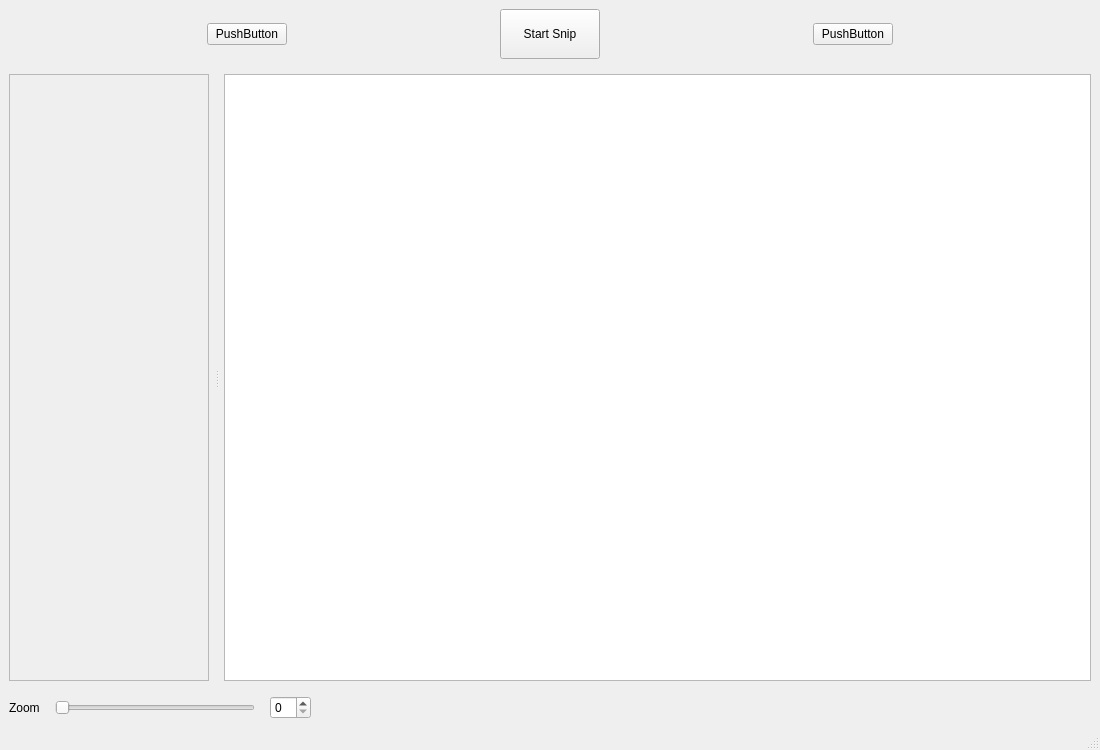
This is package/mainwindow.ui in phong-nt-990/myOCR_prototype as Qt 5 draws it before an edit. The edited form follows.
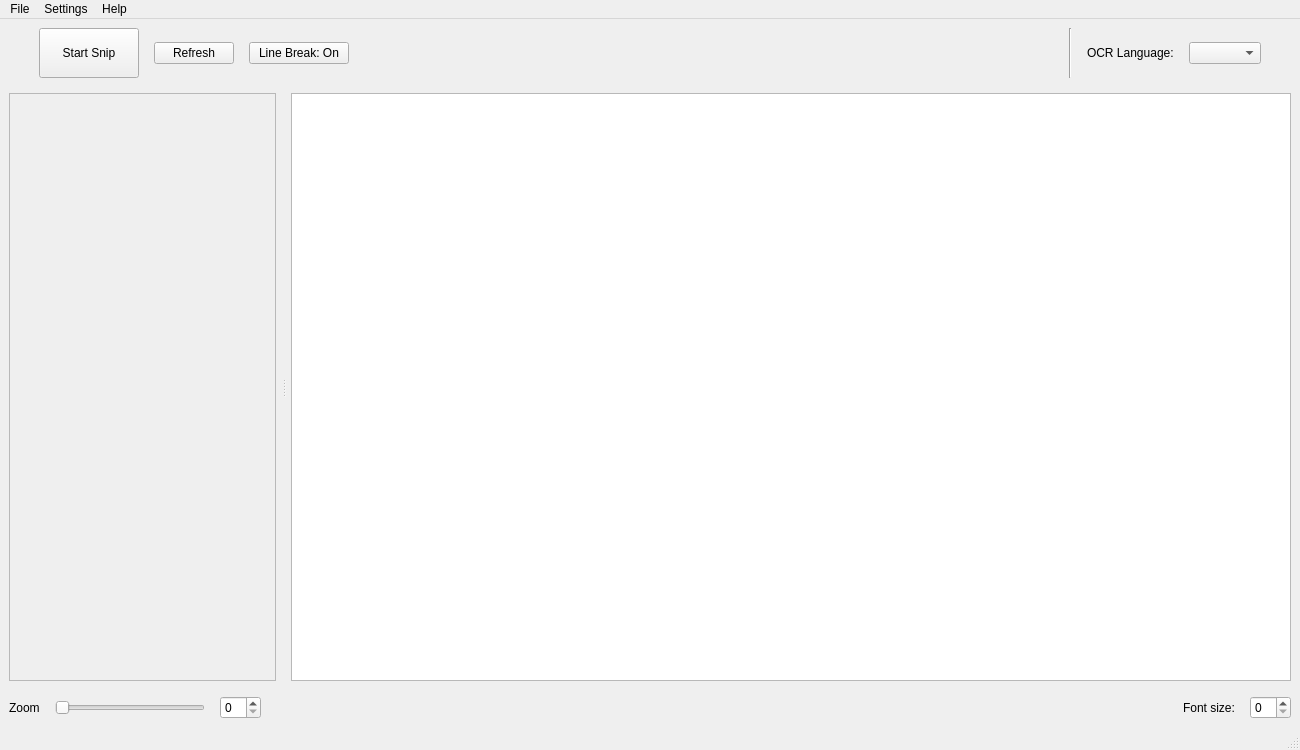
This is the edited form.

Diff of the .ui file:
```diff
--- a/package/mainwindow.ui
+++ b/package/mainwindow.ui
@@ -6,13 +6,19 @@
    <rect>
     <x>0</x>
     <y>0</y>
-    <width>1100</width>
+    <width>1300</width>
     <height>750</height>
    </rect>
   </property>
   <property name="minimumSize">
    <size>
-    <width>1100</width>
+    <width>1300</width>
+    <height>750</height>
+   </size>
+  </property>
+  <property name="maximumSize">
+   <size>
+    <width>1300</width>
     <height>750</height>
    </size>
   </property>
@@ -27,48 +33,30 @@
        <number>15</number>
       </property>
       <item>
-       <layout class="QHBoxLayout" name="horizontalLayout">
-        <item>
-         <spacer name="horizontalSpacer">
-          <property name="orientation">
-           <enum>Qt::Horizontal</enum>
-          </property>
-          <property name="sizeHint" stdset="0">
-           <size>
-            <width>40</width>
-            <height>20</height>
-           </size>
-          </property>
-         </spacer>
-        </item>
-        <item>
-         <widget class="QPushButton" name="pushButton">
-          <property name="text">
-           <string>PushButton</string>
-          </property>
-         </widget>
-        </item>
-        <item>
-         <spacer name="horizontalSpacer_3">
-          <property name="orientation">
-           <enum>Qt::Horizontal</enum>
-          </property>
-          <property name="sizeHint" stdset="0">
-           <size>
-            <width>40</width>
-            <height>20</height>
-           </size>
-          </property>
-         </spacer>
-        </item>
+       <layout class="QHBoxLayout" name="horizontalLayout" stretch="0,0,0,0,0,0,0">
+        <property name="leftMargin">
+         <number>30</number>
+        </property>
+        <property name="rightMargin">
+         <number>30</number>
+        </property>
         <item>
          <widget class="QPushButton" name="pushButton_3">
+          <property name="sizePolicy">
+           <sizepolicy hsizetype="Minimum" vsizetype="Fixed">
+            <horstretch>0</horstretch>
+            <verstretch>0</verstretch>
+           </sizepolicy>
+          </property>
           <property name="minimumSize">
            <size>
             <width>100</width>
             <height>50</height>
            </size>
           </property>
+          <property name="layoutDirection">
+           <enum>Qt::LeftToRight</enum>
+          </property>
           <property name="text">
            <string>Start Snip</string>
           </property>
@@ -81,27 +69,27 @@
          </widget>
         </item>
         <item>
-         <spacer name="horizontalSpacer_4">
-          <property name="orientation">
-           <enum>Qt::Horizontal</enum>
+         <widget class="QPushButton" name="pushButton">
+          <property name="text">
+           <string>Refresh</string>
           </property>
-          <property name="sizeHint" stdset="0">
-           <size>
-            <width>40</width>
-            <height>20</height>
-           </size>
-          </property>
-         </spacer>
+         </widget>
         </item>
         <item>
          <widget class="QPushButton" name="pushButton_2">
+          <property name="minimumSize">
+           <size>
+            <width>100</width>
+            <height>0</height>
+           </size>
+          </property>
           <property name="text">
-           <string>PushButton</string>
+           <string>Line Break: On</string>
           </property>
          </widget>
         </item>
         <item>
-         <spacer name="horizontalSpacer_2">
+         <spacer name="horizontalSpacer">
           <property name="orientation">
            <enum>Qt::Horizontal</enum>
           </property>
@@ -113,6 +101,23 @@
           </property>
          </spacer>
         </item>
+        <item>
+         <widget class="Line" name="line">
+          <property name="orientation">
+           <enum>Qt::Vertical</enum>
+          </property>
+         </widget>
+        </item>
+        <item>
+         <widget class="QLabel" name="label_3">
+          <property name="text">
+           <string>OCR Language:</string>
+          </property>
+         </widget>
+        </item>
+        <item>
+         <widget class="QComboBox" name="comboBox"/>
+        </item>
        </layout>
       </item>
       <item>
@@ -171,17 +176,17 @@
            <rect>
             <x>0</x>
             <y>0</y>
-            <width>465</width>
-            <height>558</height>
+            <width>263</width>
+            <height>562</height>
            </rect>
           </property>
           <widget class="QLabel" name="imageLabel">
            <property name="geometry">
             <rect>
              <x>0</x>
-             <y>50</y>
-             <width>451</width>
-             <height>491</height>
+             <y>0</y>
+             <width>621</width>
+             <height>561</height>
             </rect>
            </property>
            <property name="sizePolicy">
@@ -190,9 +195,19 @@
              <verstretch>0</verstretch>
             </sizepolicy>
            </property>
+           <property name="font">
+            <font>
+             <pointsize>15</pointsize>
+             <weight>75</weight>
+             <bold>true</bold>
+            </font>
+           </property>
            <property name="text">
             <string/>
            </property>
+           <property name="alignment">
+            <set>Qt::AlignCenter</set>
+           </property>
           </widget>
          </widget>
         </widget>
@@ -213,7 +228,7 @@
        </widget>
       </item>
       <item>
-       <layout class="QHBoxLayout" name="horizontalLayout_2">
+       <layout class="QHBoxLayout" name="horizontalLayout_2" stretch="0,0,0,0,0,0,0">
         <item>
          <widget class="QLabel" name="label">
           <property name="text">
@@ -225,7 +240,7 @@
          <widget class="QSlider" name="horizontalSlider">
           <property name="maximumSize">
            <size>
-            <width>200</width>
+            <width>150</width>
             <height>16777215</height>
            </size>
           </property>
@@ -250,6 +265,23 @@
           </property>
          </spacer>
         </item>
+        <item>
+         <widget class="QLabel" name="loadingCircle">
+          <property name="text">
+           <string/>
+          </property>
+         </widget>
+        </item>
+        <item>
+         <widget class="QLabel" name="label_2">
+          <property name="text">
+           <string>Font size:</string>
+          </property>
+         </widget>
+        </item>
+        <item>
+         <widget class="QSpinBox" name="fontSizeBox"/>
+        </item>
        </layout>
       </item>
      </layout>
@@ -261,10 +293,30 @@
     <rect>
      <x>0</x>
      <y>0</y>
-     <width>1100</width>
+     <width>1300</width>
      <height>21</height>
     </rect>
    </property>
+   <widget class="QMenu" name="menuOptions">
+    <property name="title">
+     <string>File</string>
+    </property>
+   </widget>
+   <widget class="QMenu" name="menuOption">
+    <property name="title">
+     <string>Settings</string>
+    </property>
+    <addaction name="actionPreferences"/>
+   </widget>
+   <widget class="QMenu" name="menuHelp">
+    <property name="title">
+     <string>Help</string>
+    </property>
+    <addaction name="actionAbout"/>
+   </widget>
+   <addaction name="menuOptions"/>
+   <addaction name="menuOption"/>
+   <addaction name="menuHelp"/>
   </widget>
   <widget class="QStatusBar" name="statusbar"/>
  </widget>
```
Left out of the diff: 10 changed lines with no effect on the pictures.
